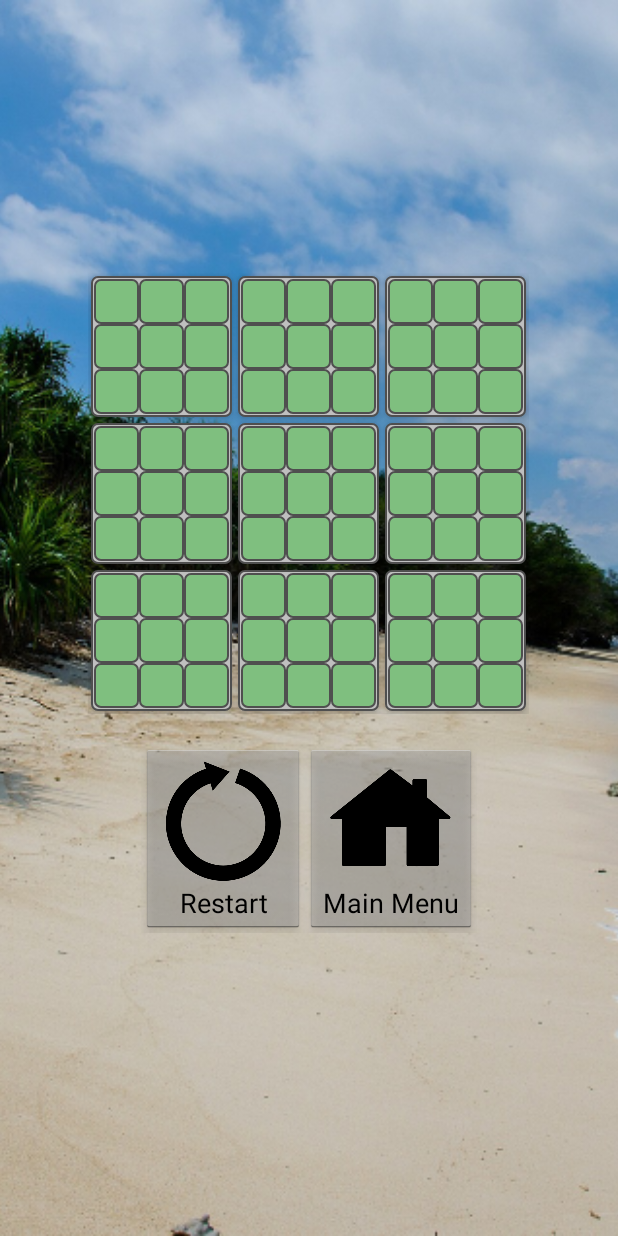
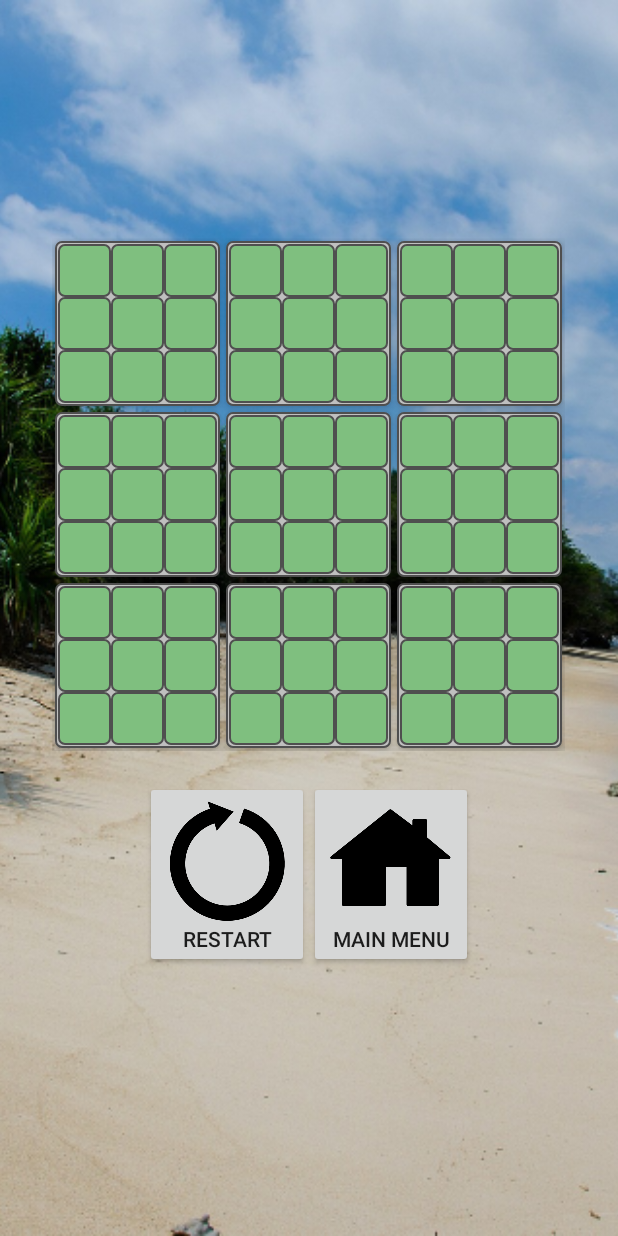
Before and after one commit to River991/UltimateTicTacToe, an Android app: the GameActivity screen opened directly, with no data from a screen before it, on a phone screen of 412 x 824 dp. Run offline under Robolectric (Android 15) with nearby library versions, the phone set to English and light mode, and no system bars.

Commit message:
Added support for a range of screen sizes and uses material theme in lollipop and higher

```diff
--- a/app/src/main/AndroidManifest.xml
+++ b/app/src/main/AndroidManifest.xml
@@ -11,7 +11,7 @@
         <activity
             android:name=".MainActivity"
             android:label="@string/app_name"
-            android:theme="@style/AppTheme.NoActionBar">
+            android:theme="@style/AppTheme">
             <intent-filter>
                 <action android:name="android.intent.action.MAIN" />
 
--- /dev/null
+++ b/app/src/main/res/values-sw360dp/dimens.xml
@@ -0,0 +1,4 @@
+<?xml version="1.0" encoding="utf-8"?>
+<resources>
+    <dimen name="tile_size">35dp</dimen>
+</resources>
--- /dev/null
+++ b/app/src/main/res/values-sw600dp/dimens.xml
@@ -0,0 +1,10 @@
+<?xml version="1.0" encoding="utf-8"?>
+<resources>
+    <dimen name="activity_horizontal_margin">16dp</dimen>
+    <dimen name="activity_vertical_margin">16dp</dimen>
+
+    <dimen name="tile_size">50dp</dimen>
+    <dimen name="tile_padding">5dp</dimen>
+    <dimen name="small_board_padding">4dp</dimen>
+    <dimen name="small_board_margin">4dp</dimen>
+</resources>
--- /dev/null
+++ b/app/src/main/res/values-sw720dp/dimens.xml
@@ -0,0 +1,4 @@
+<?xml version="1.0" encoding="utf-8"?>
+<resources>
+    <dimen name="tile_size">70dp</dimen>
+</resources>
--- a/app/src/main/res/values-v21/styles.xml
+++ b/app/src/main/res/values-v21/styles.xml
@@ -1,9 +1,5 @@
 <resources>
 
-    <style name="AppTheme.NoActionBar">
-        <item name="windowActionBar">false</item>
-        <item name="windowNoTitle">true</item>
-        <item name="android:windowDrawsSystemBarBackgrounds">true</item>
-        <item name="android:statusBarColor">@android:color/transparent</item>
+    <style name="AppTheme" parent="android:Theme.Material.Light.NoActionBar.Fullscreen">
     </style>
 </resources>
--- a/app/src/main/res/values-w820dp/dimens.xml
+++ b/app/src/main/res/values-w820dp/dimens.xml
@@ -1,6 +1,3 @@
 <resources>
-    <!-- Example customization of dimensions originally defined in res/values/dimens.xml
-         (such as screen margins) for screens with more than 820dp of available width. This
-         would include 7" and 10" devices in landscape (~960dp and ~1280dp respectively). -->
     <dimen name="activity_horizontal_margin">64dp</dimen>
 </resources>
```
